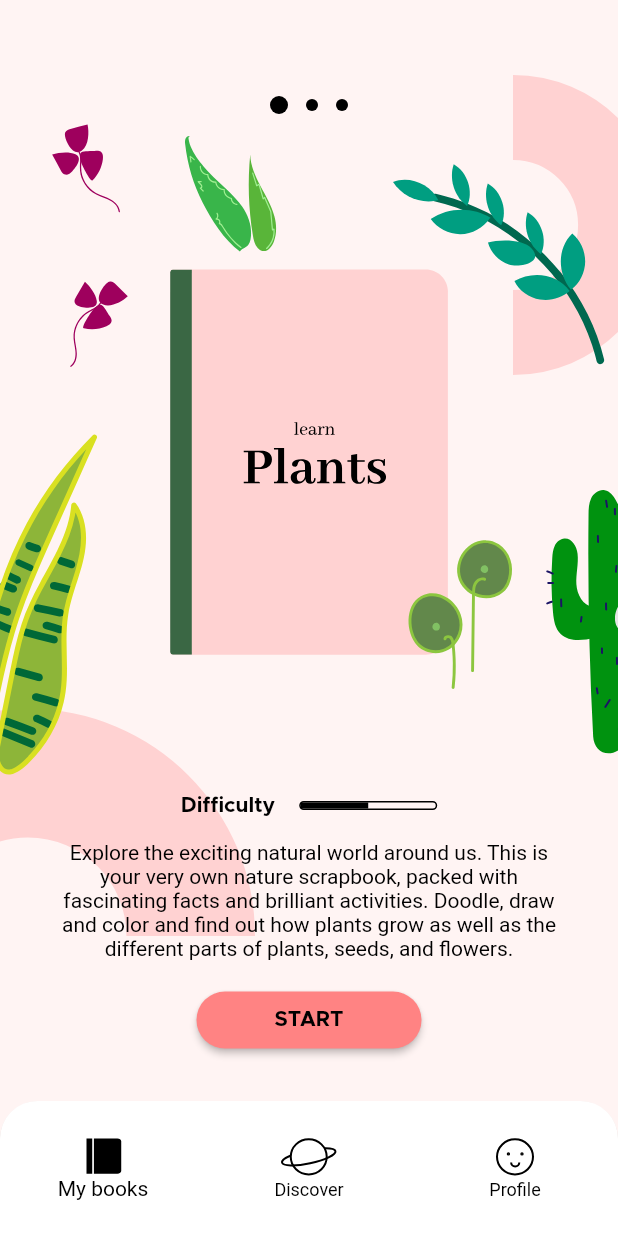
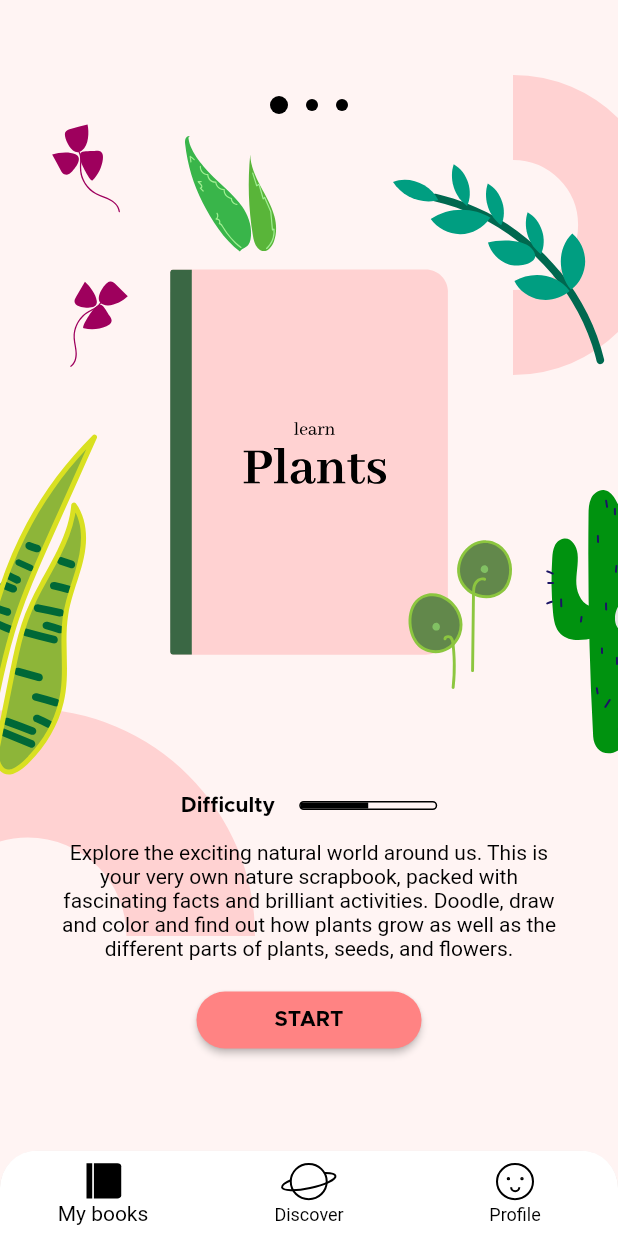
Before and after one commit to kevynrocha/flutter_education, a Flutter app: the screen it shows after launch, on a phone screen of 412 x 824 dp. Run offline on Flutter 3.47's test engine with Material 2 defaults, Android fonts, the phone set to English and light mode, and no system bars; our stand-ins replace flutter_svg, google_fonts.

Commit message:
hotfix: remove bottom navigation height

```diff
--- a/lib/home/presentation/widgets/body_widget.dart
+++ b/lib/home/presentation/widgets/body_widget.dart
@@ -25,6 +25,7 @@ class BodyWidget extends StatelessWidget {
           PageView.builder(
             itemCount: _homeController.tweenSequenceItems.length,
             controller: _pageController,
+            physics: const ClampingScrollPhysics(),
             onPageChanged: _onPageChanged,
             itemBuilder: (context, index) => Stack(
               children: [
--- a/lib/home/presentation/widgets/bottom_navigation_bar_widget.dart
+++ b/lib/home/presentation/widgets/bottom_navigation_bar_widget.dart
@@ -4,7 +4,6 @@ import 'package:flutter_svg/flutter_svg.dart';
 import '../../../theme/theme.dart';
 
 class BottomNavigationBarWidget extends StatelessWidget {
-  static const double _bottomNavigationBarHeight = 90;
   static const double _bottomNavigationBarRadius = 25;
 
   const BottomNavigationBarWidget({Key? key}) : super(key: key);
@@ -12,7 +11,6 @@ class BottomNavigationBarWidget extends StatelessWidget {
   @override
   Widget build(BuildContext context) {
     return Container(
-      height: _bottomNavigationBarHeight,
       clipBehavior: Clip.antiAlias,
       decoration: const BoxDecoration(
         borderRadius: BorderRadius.only(
```
